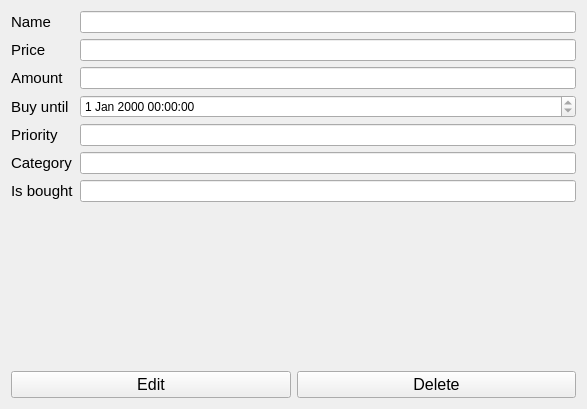
Old version of the form src/Client/View/MainPage/Product/ProductViewSubPage/ProductViewSubPage.ui in the repository iodream/Spend-Note.
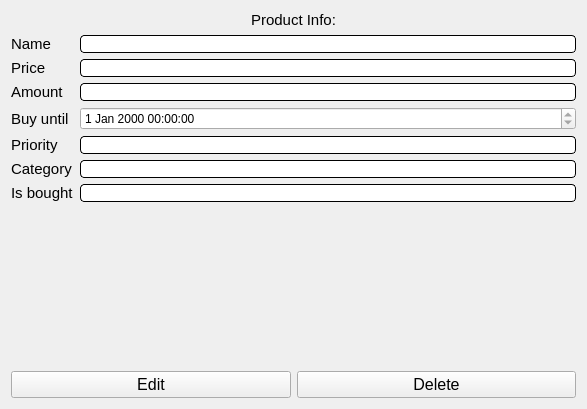
New version of the form. Icons and pictures are not drawn.

Patch:
```diff
--- a/src/Client/View/MainPage/Product/ProductViewSubPage/ProductViewSubPage.ui
+++ b/src/Client/View/MainPage/Product/ProductViewSubPage/ProductViewSubPage.ui
@@ -14,6 +14,22 @@
    <string>Form</string>
   </property>
   <layout class="QVBoxLayout" name="verticalLayout">
+   <item>
+    <widget class="QLabel" name="label">
+     <property name="font">
+      <font>
+       <pointsize>11</pointsize>
+       <bold>false</bold>
+      </font>
+     </property>
+     <property name="text">
+      <string>Product Info:</string>
+     </property>
+     <property name="alignment">
+      <set>Qt::AlignCenter</set>
+     </property>
+    </widget>
+   </item>
    <item>
     <layout class="QFormLayout" name="formLayout">
      <item row="0" column="0">
@@ -30,6 +46,9 @@
      </item>
      <item row="0" column="1">
       <widget class="QLineEdit" name="Name">
+       <property name="styleSheet">
+        <string notr="true">    border-width: 1px;   border-style: solid;    border-radius: 4px;</string>
+       </property>
        <property name="readOnly">
         <bool>true</bool>
        </property>
@@ -49,6 +68,9 @@
      </item>
      <item row="1" column="1">
       <widget class="QLineEdit" name="Price">
+       <property name="styleSheet">
+        <string notr="true">    border-width: 1px;   border-style: solid;    border-radius: 4px;</string>
+       </property>
        <property name="readOnly">
         <bool>true</bool>
        </property>
@@ -68,6 +90,9 @@
      </item>
      <item row="2" column="1">
       <widget class="QLineEdit" name="Amount">
+       <property name="styleSheet">
+        <string notr="true">    border-width: 1px;   border-style: solid;    border-radius: 4px;</string>
+       </property>
        <property name="readOnly">
         <bool>true</bool>
        </property>
@@ -99,6 +124,9 @@
      </item>
      <item row="4" column="1">
       <widget class="QLineEdit" name="Priority">
+       <property name="styleSheet">
+        <string notr="true">    border-width: 1px;   border-style: solid;    border-radius: 4px;</string>
+       </property>
        <property name="readOnly">
         <bool>true</bool>
        </property>
@@ -130,6 +158,9 @@
      </item>
      <item row="5" column="1">
       <widget class="QLineEdit" name="Category">
+       <property name="styleSheet">
+        <string notr="true">    border-width: 1px;   border-style: solid;    border-radius: 4px;</string>
+       </property>
        <property name="readOnly">
         <bool>true</bool>
        </property>
@@ -137,6 +168,9 @@
      </item>
      <item row="6" column="1">
       <widget class="QLineEdit" name="IsBought">
+       <property name="styleSheet">
+        <string notr="true">    border-width: 1px;   border-style: solid;    border-radius: 4px;</string>
+       </property>
        <property name="readOnly">
         <bool>true</bool>
        </property>
```
Left out of the diff: 4 changed lines with no effect on the pictures.
